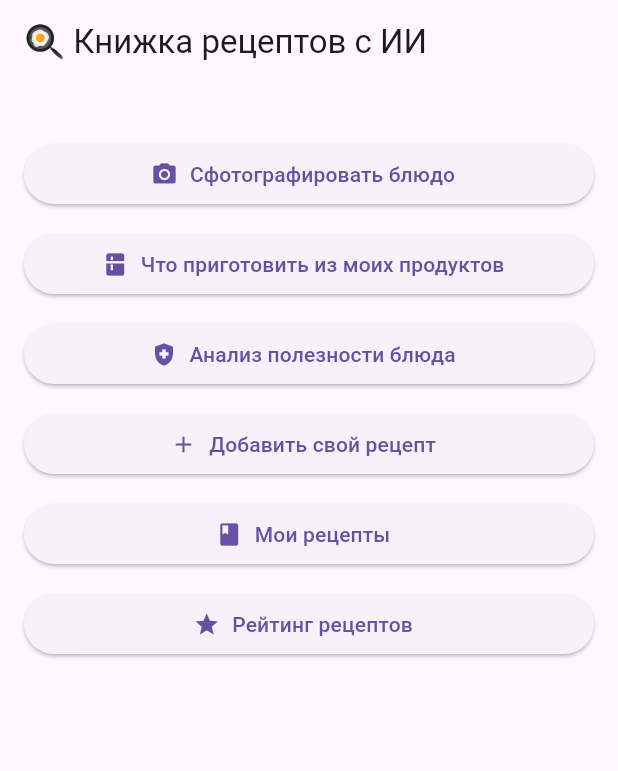
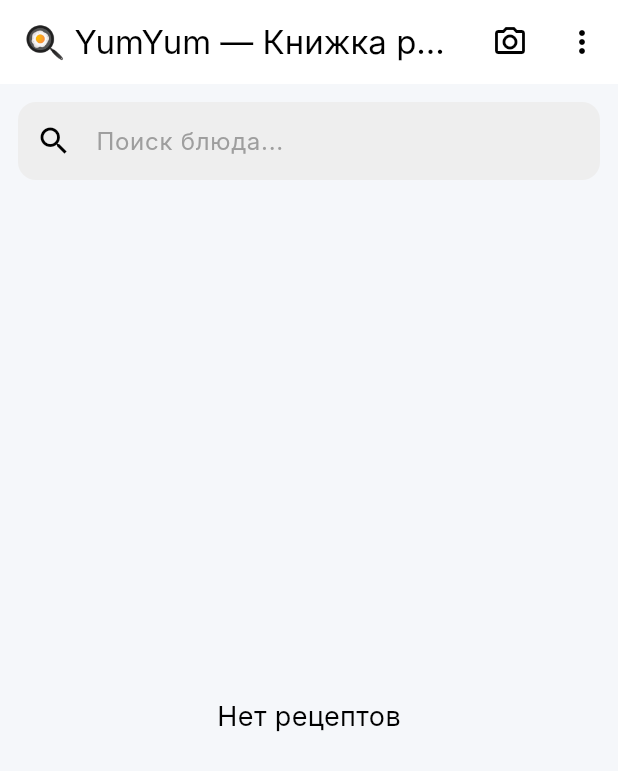
Before and after one commit to dicaaTok/YumYum, a Flutter app: the screen it shows after launch, on a phone screen of 412 x 824 dp. Shown: the top 771 px of the screen. Run offline on Flutter 3.47's test engine with Material 3 defaults, Android fonts, the phone set to English and light mode, and no system bars; our stand-ins replace flutter_dotenv, hive, hive_flutter, image_picker; accounts and stored records are empty; Roboto replaces fonts that are missing (Inter).

Commit message:
8.11.2025 UI

```diff
--- a/lib/main.dart
+++ b/lib/main.dart
@@ -1,11 +1,14 @@
 import 'package:flutter/material.dart';
 import 'package:hive_flutter/hive_flutter.dart';
 import 'package:flutter_dotenv/flutter_dotenv.dart';
+import 'package:yum_yum/theme/theme.dart';
 import 'models/user_recipe.dart';
+import 'theme/app_theme.dart' hide AppTheme;
 import 'screens/home_screen.dart';
 
 Future<void> main() async {
   WidgetsFlutterBinding.ensureInitialized();
+
 
   // ✅ Загружаем .env перед любыми зависимостями
   await dotenv.load(fileName: ".env");
@@ -26,9 +29,7 @@ class YumYumApp extends StatelessWidget {
     return MaterialApp(
       title: 'YumYum 🍳',
       debugShowCheckedModeBanner: false,
-      theme: ThemeData(
-        primarySwatch: Colors.orange,
-      ),
+      theme: AppTheme.lightTheme,
       home: const HomeScreen(),
     );
   }
--- a/lib/screens/home_screen.dart
+++ b/lib/screens/home_screen.dart
@@ -5,7 +5,9 @@ import '../services/hf_service.dart';
 import '../services/ai_service.dart';
 import '../services/recipe_storage_service.dart';
 import '../models/user_recipe.dart';
+import '../models/recipe.dart';
 import '../widgets/recipe_card.dart';
+
 import 'ingredients_screen.dart';
 import 'add_recipe_screen.dart';
 import 'my_recipes_screen.dart';
@@ -22,8 +24,21 @@ class HomeScreen extends StatefulWidget {
 class _HomeScreenState extends State<HomeScreen> {
   File? _image;
   String? _recognizedDish;
-  String? _recipe;
+  String _search = "";
   bool _loading = false;
+
+  List<UserRecipe> _allRecipes = [];
+
+  @override
+  void initState() {
+    super.initState();
+    _loadRecipes();
+  }
+
+  Future<void> _loadRecipes() async {
+    final recipes = RecipeStorageService.getAllRecipes();
+    setState(() => _allRecipes = recipes);
+  }
 
   Future<void> _pickAndAnalyzeImage() async {
     setState(() => _loading = true);
@@ -40,19 +55,19 @@ class _HomeScreenState extends State<HomeScreen> {
       final label = await HFService.recognizeFood(_image!);
       _recognizedDish = label;
 
-      _recipe = await AIService.getRecipeFromOpenAI(label);
+      final recipeText = await AIService.getRecipeFromOpenAI(label);
 
-      // Сохраняем в Hive
       final newRecipe = UserRecipe(
         title: _recognizedDish ?? 'Без названия',
-        description: _recipe ?? '',
+        description: recipeText ?? '',
         ingredients: ['Не указано'],
         steps: ['Шаги не распознаны'],
       );
 
       await RecipeStorageService.addRecipe(newRecipe);
+      _loadRecipes();
     } catch (e) {
-      _recipe = 'Ошибка: $e';
+      print("Ошибка распознавания: $e");
     }
 
     setState(() => _loading = false);
@@ -60,115 +75,106 @@ class _HomeScreenState extends State<HomeScreen> {
 
   @override
   Widget build(BuildContext context) {
+    final filtered = _allRecipes
+        .where((r) => r.title.toLowerCase().contains(_search.toLowerCase()))
+        .toList();
+
     return Scaffold(
-      appBar: AppBar(title: const Text('🍳 Книжка рецептов с ИИ')),
-      body: Padding(
-        padding: const EdgeInsets.all(16.0),
-        child: _loading
-            ? const Center(child: CircularProgressIndicator())
-            : SingleChildScrollView(
-          child: Column(
-            crossAxisAlignment: CrossAxisAlignment.stretch,
-            children: [
-              if (_image != null)
-                ClipRRect(
-                  borderRadius: BorderRadius.circular(16),
-                  child: Image.file(_image!, height: 200),
-                ),
-              const SizedBox(height: 20),
-              ElevatedButton.icon(
-                icon: const Icon(Icons.camera_alt),
-                label: const Text('Сфотографировать блюдо'),
-                onPressed: _pickAndAnalyzeImage,
+      appBar: AppBar(
+        title: const Text("🍳 YumYum — Книжка рецептов"),
+        actions: [
+          IconButton(
+            icon: const Icon(Icons.camera_alt_outlined),
+            onPressed: _pickAndAnalyzeImage,
+          ),
+
+          PopupMenuButton(
+            icon: const Icon(Icons.more_vert),
+            itemBuilder: (context) => [
+              PopupMenuItem(
+                child: const Text("🧺 Что приготовить из продуктов"),
+                onTap: () => Future.delayed(
+                    const Duration(milliseconds: 100),
+                        () => Navigator.push(context,
+                        MaterialPageRoute(builder: (_) => const IngredientsScreen()))),
               ),
-              const SizedBox(height: 12),
-              ElevatedButton.icon(
-                icon: const Icon(Icons.kitchen),
-                label: const Text('Что приготовить из моих продуктов'),
-                onPressed: () {
-                  Navigator.push(
-                    context,
-                    MaterialPageRoute(
-                        builder: (_) => const IngredientsScreen()),
-                  );
+              PopupMenuItem(
+                child: const Text("❤️ Анализ полезности блюда"),
+                onTap: () => Future.delayed(
+                    const Duration(milliseconds: 100),
+                        () => Navigator.push(context,
+                        MaterialPageRoute(builder: (_) => const AnalyzeDishScreen()))),
+              ),
+              PopupMenuItem(
+                child: const Text("➕ Добавить рецепт"),
+                onTap: () => Future.delayed(
+                    const Duration(milliseconds: 100),
+                        () => Navigator.push(context,
+                        MaterialPageRoute(builder: (_) => const AddRecipeScreen()))),
+              ),
+              PopupMenuItem(
+                child: const Text("📘 Мои рецепты"),
+                onTap: () => Future.delayed(
+                    const Duration(milliseconds: 100),
+                        () => Navigator.push(context,
+                        MaterialPageRoute(builder: (_) => const MyRecipesScreen()))),
+              ),
+              PopupMenuItem(
+                child: const Text("⭐ Рейтинг рецептов"),
+                onTap: () {
+                  final converted = _allRecipes.map((u) => u.toRecipe()).toList();
+
+                  Future.delayed(
+                      const Duration(milliseconds: 100),
+                          () => Navigator.push(
+                          context,
+                          MaterialPageRoute(
+                              builder: (_) => RatingScreen(recipes: converted))));
                 },
               ),
-              const SizedBox(height: 12),
-              ElevatedButton.icon(
-                icon: const Icon(Icons.health_and_safety),
-                label: const Text('Анализ полезности блюда'),
-                onPressed: () {
-                  Navigator.push(
-                    context,
-                    MaterialPageRoute(
-                        builder: (_) => const AnalyzeDishScreen()),
-                  );
+            ],
+          )
+        ],
+      ),
+
+      body: Column(
+        children: [
+          Padding(
+            padding: const EdgeInsets.all(12),
+            child: TextField(
+              decoration: InputDecoration(
+                hintText: "Поиск блюда...",
+                prefixIcon: const Icon(Icons.search),
+                filled: true,
+                fillColor: Colors.grey.shade200,
+                border: OutlineInputBorder(
+                    borderRadius: BorderRadius.circular(12),
+                    borderSide: BorderSide.none),
+              ),
+              onChanged: (v) => setState(() => _search = v),
+            ),
+          ),
+
+          if (_loading)
+            const Expanded(child: Center(child: CircularProgressIndicator()))
+          else
+            Expanded(
+              child: filtered.isEmpty
+                  ? const Center(
+                child: Text("Нет рецептов", style: TextStyle(fontSize: 18)),
+              )
+                  : ListView.builder(
+                padding: const EdgeInsets.all(12),
+                itemCount: filtered.length,
+                itemBuilder: (context, i) {
+                  final u = filtered[i];
+                  final recipe = u.toRecipe();
+
+                  return RecipeCard(recipe: recipe);
                 },
               ),
-              const SizedBox(height: 12),
-              ElevatedButton.icon(
-                icon: const Icon(Icons.add),
-                label: const Text('Добавить свой рецепт'),
-                onPressed: () {
-                  Navigator.push(
-                    context,
-                    MaterialPageRoute(
-                        builder: (_) => const AddRecipeScreen()),
-                  );
-                },
-              ),
-              const SizedBox(height: 12),
-              ElevatedButton.icon(
-                icon: const Icon(Icons.book),
-                label: const Text('Мои рецепты'),
-                onPressed: () {
-                  Navigator.push(
-                    context,
-                    MaterialPageRoute(
-                        builder: (_) => const MyRecipesScreen()),
-                  );
-                },
-              ),
-              const SizedBox(height: 12),
-              ElevatedButton.icon(
-                icon: const Icon(Icons.star),
-                label: const Text('Рейтинг рецептов'),
-                onPressed: () {
-                  Navigator.push(
-                    context,
-                    MaterialPageRoute(
-                        builder: (_) => RatingScreen(recipes: [])),
-                  );
-                },
-              ),
-              const SizedBox(height: 24),
-              if (_recognizedDish != null)
-                Text(
-                  'Распознано: $_recognizedDish',
-                  style: const TextStyle(
-                    fontSize: 18,
-                    fontWeight: FontWeight.bold,
-                  ),
-                  textAlign: TextAlign.center,
-                ),
-              const SizedBox(height: 16),
-              if (_recipe != null)
-                Card(
-                  shape: RoundedRectangleBorder(
-                      borderRadius: BorderRadius.circular(16)),
-                  elevation: 4,
-                  margin: const EdgeInsets.symmetric(vertical: 10),
-                  child: Padding(
-                    padding: const EdgeInsets.all(16.0),
-                    child: Text(
-                      _recipe!,
-                      style: const TextStyle(fontSize: 16),
-                    ),
-                  ),
-                ),
-            ],
-          ),
-        ),
+            ),
+        ],
       ),
     );
   }
--- /dev/null
+++ b/lib/theme/app_theme.dart
@@ -0,0 +1,56 @@
+import 'package:flutter/material.dart';
+
+class AppTheme {
+  static ThemeData lightTheme = ThemeData(
+    fontFamily: 'Nunito',
+    brightness: Brightness.light,
+    scaffoldBackgroundColor: const Color(0xFFF8FFF4),
+
+    colorScheme: ColorScheme.fromSeed(
+      seedColor: Color(0xFF8BC34A),
+      primary: Color(0xFF8BC34A),
+      secondary: Color(0xFFFF8A80),
+      surface: Colors.white,
+      background: Color(0xFFF8FFF4),
+    ),
+
+    cardTheme: CardThemeData(
+      elevation: 3,
+      color: Colors.white,
+      shape: RoundedRectangleBorder(
+        borderRadius: BorderRadius.circular(22),
+      ),
+    ),
+
+    appBarTheme: const AppBarTheme(
+      backgroundColor: Colors.transparent,
+      elevation: 0,
+      foregroundColor: Colors.black,
+      centerTitle: true,
+      titleTextStyle: TextStyle(
+        fontSize: 22,
+        fontWeight: FontWeight.bold,
+        color: Colors.black,
+      ),
+    ),
+
+    bottomNavigationBarTheme: const BottomNavigationBarThemeData(
+      backgroundColor: Colors.white,
+      selectedItemColor: Color(0xFF8BC34A),
+      unselectedItemColor: Colors.grey,
+      showSelectedLabels: false,
+      showUnselectedLabels: false,
+      elevation: 15,
+    ),
+
+    inputDecorationTheme: InputDecorationTheme(
+      filled: true,
+      fillColor: Colors.white,
+      contentPadding: EdgeInsets.symmetric(horizontal: 16, vertical: 14),
+      border: OutlineInputBorder(
+        borderRadius: BorderRadius.circular(18),
+        borderSide: BorderSide.none,
+      ),
+    ),
+  );
+}
--- /dev/null
+++ b/lib/theme/theme.dart
@@ -0,0 +1,68 @@
+import 'package:flutter/material.dart';
+
+class AppTheme {
+  static const Color primary = Color(0xFFFF8A65); // Тёплый коралловый
+  static const Color secondary = Color(0xFF6C63FF); // Нежный фиолетовый
+  static const Color background = Color(0xFFF5F7FA);
+  static const Color card = Colors.white;
+
+  static ThemeData lightTheme = ThemeData(
+    scaffoldBackgroundColor: background,
+    useMaterial3: true,
+    fontFamily: 'Inter',
+
+    colorScheme: ColorScheme.light(
+      primary: primary,
+      secondary: secondary,
+      background: background,
+    ),
+
+    /// 🍀 Большие мягкие карточки
+    cardTheme: CardThemeData(
+      elevation: 0,
+      color: card,
+      margin: const EdgeInsets.symmetric(vertical: 10, horizontal: 16),
+      shape: RoundedRectangleBorder(
+        borderRadius: BorderRadius.circular(24),
+      ),
+    ),
+
+    /// 🌈 Кнопки
+    elevatedButtonTheme: ElevatedButtonThemeData(
+      style: ElevatedButton.styleFrom(
+        padding: const EdgeInsets.symmetric(vertical: 16),
+        shape: RoundedRectangleBorder(
+          borderRadius: BorderRadius.circular(18),
+        ),
+        textStyle: const TextStyle(
+          fontWeight: FontWeight.w600,
+          fontSize: 18,
+        ),
+        backgroundColor: primary,
+        foregroundColor: Colors.white,
+      ),
+    ),
+
+    /// 🔍 Input поля
+    inputDecorationTheme: InputDecorationTheme(
+      filled: true,
+      fillColor: Colors.white,
+      hintStyle: TextStyle(color: Colors.grey.shade500),
+      contentPadding: const EdgeInsets.symmetric(horizontal: 18, vertical: 14),
+      border: OutlineInputBorder(
+        borderRadius: BorderRadius.circular(18),
+        borderSide: BorderSide.none,
+      ),
+    ),
+
+    /// 🧭 Нижнее меню
+    bottomNavigationBarTheme: BottomNavigationBarThemeData(
+      backgroundColor: Colors.white,
+      selectedItemColor: primary,
+      unselectedItemColor: Colors.grey.shade400,
+      type: BottomNavigationBarType.fixed,
+      elevation: 16,
+      selectedLabelStyle: const TextStyle(fontWeight: FontWeight.bold),
+    ),
+  );
+}
```
Also changed, not shown: lib/models/user_recipe.dart (+15 -0 lines), lib/screens/main_navigation.dart (added, +42 -0 lines), lib/screens/profile_screen.dart (added, +69 -0 lines), lib/screens/search_screen.dart (added, +62 -0 lines), lib/widgets/bottom_nav.dart (added, +38 -0 lines), pubspec.lock.
